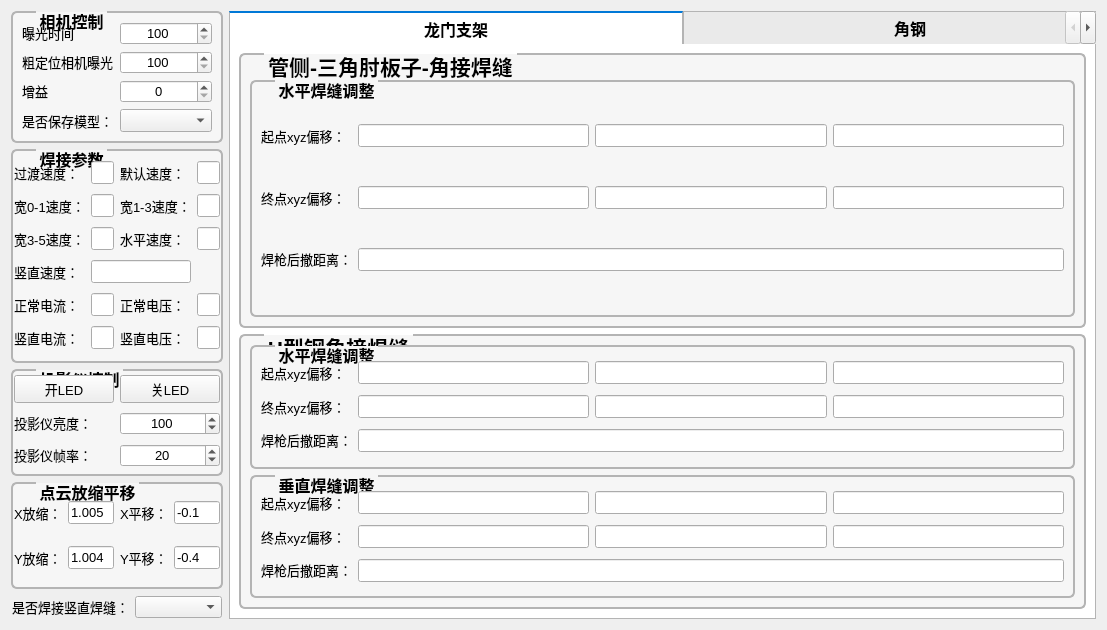
This is src/settingPara/SettingWidget.ui in VN-BVB/3EA-Welding as Qt 5 draws it before an edit. The edited form follows.
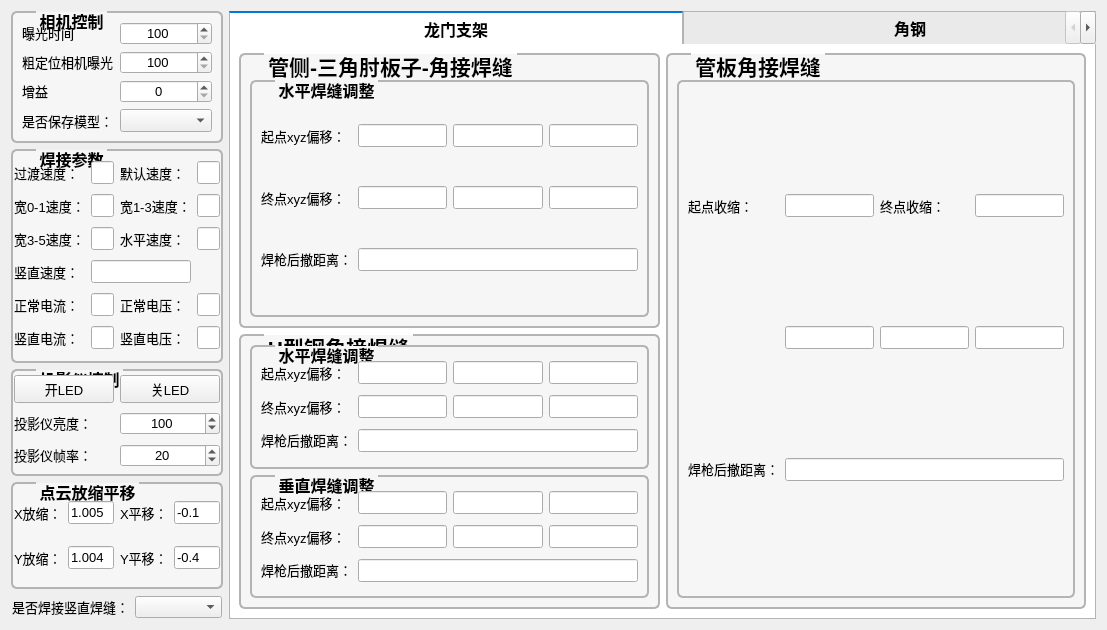
This is the edited form.

Commit message: 加入龙门支架实例分割模块，加入管板角接点云焊缝收缩

The edit to the form file:
```diff
--- a/src/settingPara/SettingWidget.ui
+++ b/src/settingPara/SettingWidget.ui
@@ -1060,7 +1060,7 @@
       <attribute name="title">
        <string>龙门支架</string>
       </attribute>
-      <layout class="QGridLayout" name="gridLayout_23">
+      <layout class="QGridLayout" name="gridLayout_27">
        <item row="0" column="0">
         <widget class="QGroupBox" name="groupBox_20">
          <property name="sizePolicy">
@@ -1282,6 +1282,234 @@
              </widget>
             </item>
            </layout>
+          </item>
+          <item row="0" column="0">
+           <widget class="QLabel" name="label_9">
+            <property name="maximumSize">
+             <size>
+              <width>16777215</width>
+              <height>10</height>
+             </size>
+            </property>
+            <property name="text">
+             <string/>
+            </property>
+           </widget>
+          </item>
+         </layout>
+        </widget>
+       </item>
+       <item row="0" column="1" rowspan="2">
+        <widget class="QGroupBox" name="groupBox_22">
+         <property name="sizePolicy">
+          <sizepolicy hsizetype="Preferred" vsizetype="Preferred">
+           <horstretch>4</horstretch>
+           <verstretch>2</verstretch>
+          </sizepolicy>
+         </property>
+         <property name="font">
+          <font>
+           <pointsize>16</pointsize>
+           <bold>true</bold>
+          </font>
+         </property>
+         <property name="styleSheet">
+          <string notr="true">QGroupBox {
+	color: rgb(0, 0, 0);
+	background-color: #f6f6f6;
+    border-width: 2px;
+    border-radius: 6px;
+   border-style:solid;
+  border-color: #b4b4b4;
+  margin-top: 2ex;
+}
+QGroupBox::title {
+     subcontrol-origin: margin;
+     subcontrol-position: top left;
+   left:25px;
+     margin-left: 0px;
+     padding:0 1px;
+}</string>
+         </property>
+         <property name="title">
+          <string>管板角接焊缝</string>
+         </property>
+         <property name="alignment">
+          <set>Qt::AlignCenter</set>
+         </property>
+         <layout class="QGridLayout" name="gridLayout_26">
+          <item row="1" column="0">
+           <layout class="QVBoxLayout" name="verticalLayout_7">
+            <item>
+             <widget class="QGroupBox" name="groupBox_26">
+              <property name="font">
+               <font>
+                <pointsize>12</pointsize>
+                <bold>true</bold>
+               </font>
+              </property>
+              <property name="styleSheet">
+               <string notr="true">QGroupBox {
+	color: rgb(0, 0, 0);
+	background-color: #f6f6f6;
+    border-width: 2px;
+    border-radius: 6px;
+   border-style:solid;
+  border-color: #b4b4b4;
+  margin-top: 2ex;
+}
+QGroupBox::title {
+     subcontrol-origin: margin;
+     subcontrol-position: top left;
+   left:25px;
+     margin-left: 0px;
+     padding:0 1px;
+}</string>
+              </property>
+              <property name="title">
+               <string/>
+              </property>
+              <property name="alignment">
+               <set>Qt::AlignCenter</set>
+              </property>
+              <layout class="QGridLayout" name="gridLayout_23">
+               <item row="0" column="0">
+                <widget class="QLabel" name="label_71">
+                 <property name="font">
+                  <font>
+                   <pointsize>10</pointsize>
+                   <bold>false</bold>
+                  </font>
+                 </property>
+                 <property name="styleSheet">
+                  <string notr="true">color: rgb(0, 0, 0);</string>
+                 </property>
+                 <property name="text">
+                  <string>起点收缩：</string>
+                 </property>
+                </widget>
+               </item>
+               <item row="0" column="1">
+                <widget class="QLineEdit" name="lineEdit_TPFStartOffset">
+                 <property name="sizePolicy">
+                  <sizepolicy hsizetype="Expanding" vsizetype="Fixed">
+                   <horstretch>0</horstretch>
+                   <verstretch>0</verstretch>
+                  </sizepolicy>
+                 </property>
+                 <property name="font">
+                  <font>
+                   <pointsize>10</pointsize>
+                   <bold>false</bold>
+                  </font>
+                 </property>
+                </widget>
+               </item>
+               <item row="0" column="3">
+                <widget class="QLineEdit" name="lineEdit_TPFEndOffset">
+                 <property name="font">
+                  <font>
+                   <pointsize>10</pointsize>
+                   <bold>false</bold>
+                  </font>
+                 </property>
+                </widget>
+               </item>
+               <item row="1" column="1">
+                <widget class="QLineEdit" name="lineEdit_TSPFHEnd_X_Shift_2">
+                 <property name="font">
+                  <font>
+                   <pointsize>10</pointsize>
+                   <bold>false</bold>
+                  </font>
+                 </property>
+                </widget>
+               </item>
+               <item row="1" column="2">
+                <widget class="QLineEdit" name="lineEdit_TSPFHEnd_Y_Shift_2">
+                 <property name="font">
+                  <font>
+                   <pointsize>10</pointsize>
+                   <bold>false</bold>
+                  </font>
+                 </property>
+                </widget>
+               </item>
+               <item row="1" column="3">
+                <widget class="QLineEdit" name="lineEdit_TSPFHEnd_Z_Shift_2">
+                 <property name="font">
+                  <font>
+                   <pointsize>10</pointsize>
+                   <bold>false</bold>
+                  </font>
+                 </property>
+                </widget>
+               </item>
+               <item row="2" column="0">
+                <widget class="QLabel" name="label_73">
+                 <property name="font">
+                  <font>
+                   <pointsize>10</pointsize>
+                   <bold>false</bold>
+                  </font>
+                 </property>
+                 <property name="styleSheet">
+                  <string notr="true">color: rgb(0, 0, 0);</string>
+                 </property>
+                 <property name="text">
+                  <string>&lt;html&gt;&lt;head/&gt;&lt;body&gt;&lt;p align=&quot;center&quot;&gt;焊枪后撤距离：&lt;/p&gt;&lt;/body&gt;&lt;/html&gt;</string>
+                 </property>
+                </widget>
+               </item>
+               <item row="2" column="1" colspan="3">
+                <widget class="QLineEdit" name="lineEdit_TSPFHWeld_WithdrawDistance_2">
+                 <property name="sizePolicy">
+                  <sizepolicy hsizetype="Expanding" vsizetype="Fixed">
+                   <horstretch>0</horstretch>
+                   <verstretch>0</verstretch>
+                  </sizepolicy>
+                 </property>
+                 <property name="font">
+                  <font>
+                   <pointsize>10</pointsize>
+                   <bold>false</bold>
+                  </font>
+                 </property>
+                </widget>
+               </item>
+               <item row="0" column="2">
+                <widget class="QLabel" name="label_72">
+                 <property name="font">
+                  <font>
+                   <pointsize>10</pointsize>
+                   <bold>false</bold>
+                  </font>
+                 </property>
+                 <property name="styleSheet">
+                  <string notr="true">color: rgb(0, 0, 0);</string>
+                 </property>
+                 <property name="text">
+                  <string>终点收缩：</string>
+                 </property>
+                </widget>
+               </item>
+              </layout>
+             </widget>
+            </item>
+           </layout>
+          </item>
+          <item row="0" column="0">
+           <widget class="QLabel" name="label_10">
+            <property name="maximumSize">
+             <size>
+              <width>16777215</width>
+              <height>10</height>
+             </size>
+            </property>
+            <property name="text">
+             <string/>
+            </property>
+           </widget>
           </item>
          </layout>
         </widget>
```
Left out of the diff: 13 changed lines with no effect on the pictures. The commit also changes 14 other files.
